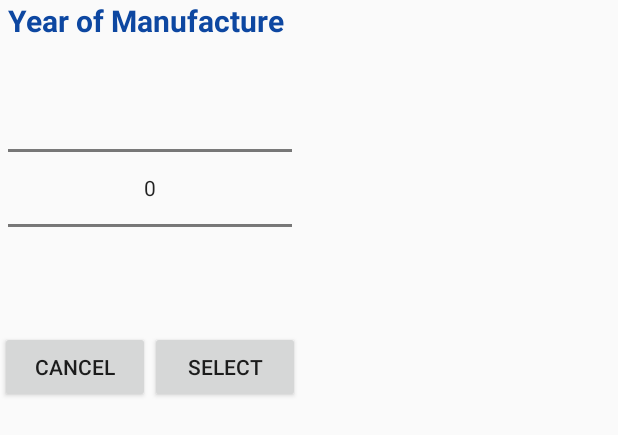
After one commit to Carlie45/CarsApp, an Android app: the layout year_picker_dialog.xml on its own in the app's theme, with its tools: preview values and no code run, on a phone screen of 412 x 824 dp. The commit adds this screen. Shown: the top 435 px of the screen. Run offline under Robolectric (Android 15) with nearby library versions, the phone set to English and light mode, and no system bars.

Commit message:
Change date picker to year picker.

```diff
--- /dev/null
+++ b/app/src/main/res/layout/year_picker_dialog.xml
@@ -0,0 +1,41 @@
+<?xml version="1.0" encoding="utf-8"?>
+<RelativeLayout xmlns:android="http://schemas.android.com/apk/res/android"
+    android:layout_width="200dp"
+    android:layout_height="wrap_content"
+    android:layout_centerInParent="true">
+
+    <TextView
+        android:id="@+id/textViewDialogTitle"
+        android:layout_width="200dp"
+        android:layout_height="30dp"
+        android:text="Year of Manufacture"
+        android:textSize="20dp"
+        android:textStyle="bold"
+        android:layout_marginLeft="5dp"
+        android:textColor="@color/colorDarkBlue" />
+
+    <NumberPicker
+        android:id="@+id/numberPickerYear"
+        android:layout_width="200dp"
+        android:layout_height="wrap_content"
+        android:layout_below="@id/textViewDialogTitle"
+        android:layout_margin="5dp"
+        android:layout_centerHorizontal="true" />
+
+    <Button
+        android:id="@+id/buttonYearPickerCancel"
+        android:layout_width="100dp"
+        android:layout_height="wrap_content"
+        android:layout_below="@+id/numberPickerYear"
+        android:layout_alignParentLeft="true"
+        android:text="Cancel" />
+
+    <Button
+        android:id="@+id/buttonYearPickerSelect"
+        android:layout_width="100dp"
+        android:layout_height="wrap_content"
+        android:layout_below="@+id/numberPickerYear"
+        android:layout_alignParentRight="true"
+        android:text="Select" />
+
+</RelativeLayout>
--- a/app/src/main/res/values/strings.xml
+++ b/app/src/main/res/values/strings.xml
@@ -12,7 +12,7 @@
     <string name="colour_label">Colour</string>
     <string name="doors_count_label">Doors Count</string>
     <string name="date_of_manufacture_label">Date of Manufacture</string>
-    <string name="pick_date">Pick Date</string>
+    <string name="pick_year">Pick Year</string>
     <string name="create_new_car">Create New Car</string>
     <string name="add_car_button_name">Add Car</string>
     <string name="add_random_cars_button_name">Add Random Cars</string>
```
Also changed, not shown: app/src/main/java/com/edynamix/learning/android/carsapp/Car.java (+8 -8 lines), app/src/main/java/com/edynamix/learning/android/carsapp/CarBuilder.java (+4 -4 lines), app/src/main/java/com/edynamix/learning/android/carsapp/RandomCarGenerator.java (+1 -7 lines), app/src/main/java/com/edynamix/learning/android/carsapp/activities/AddCarActivity.java (+54 -64 lines), app/src/main/res/layout/content_add_car.xml (+2 -7 lines).
